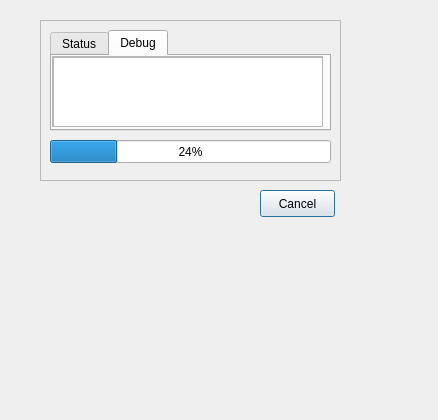
This is linkcheck/gui/ui/progress.ui in wummel/linkchecker as Qt 5 draws it before an edit. The edited form follows.
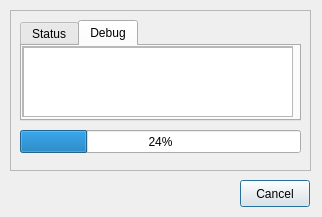
This is the edited form.

```diff
--- a/linkcheck/gui/ui/progress.ui
+++ b/linkcheck/gui/ui/progress.ui
@@ -8,8 +8,8 @@
    <rect>
     <x>0</x>
     <y>0</y>
-    <width>438</width>
-    <height>420</height>
+    <width>322</width>
+    <height>217</height>
    </rect>
   </property>
   <property name="windowTitle" >
@@ -18,9 +18,9 @@
   <widget class="QPushButton" name="cancelButton" >
    <property name="geometry" >
     <rect>
-     <x>260</x>
-     <y>190</y>
-     <width>75</width>
+     <x>240</x>
+     <y>180</y>
+     <width>70</width>
      <height>27</height>
     </rect>
    </property>
@@ -31,8 +31,8 @@
   <widget class="QFrame" name="frame" >
    <property name="geometry" >
     <rect>
-     <x>40</x>
-     <y>20</y>
+     <x>10</x>
+     <y>10</y>
      <width>301</width>
      <height>161</height>
     </rect>
```
